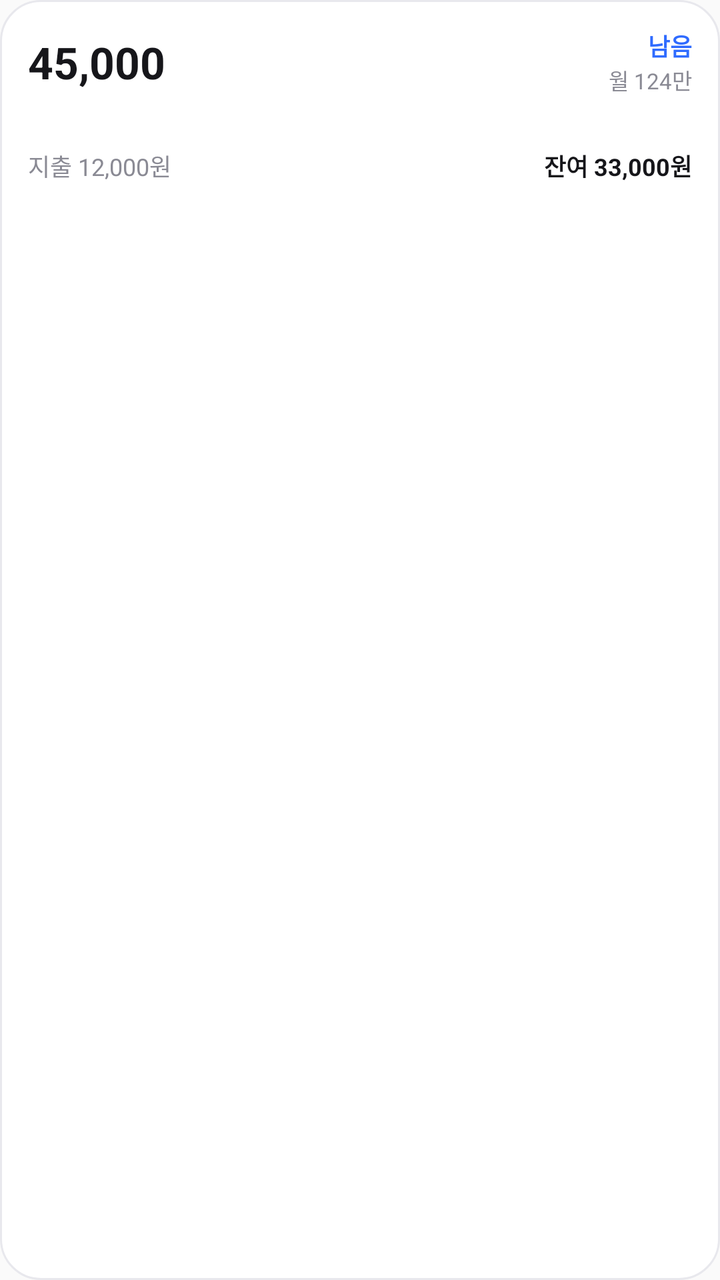
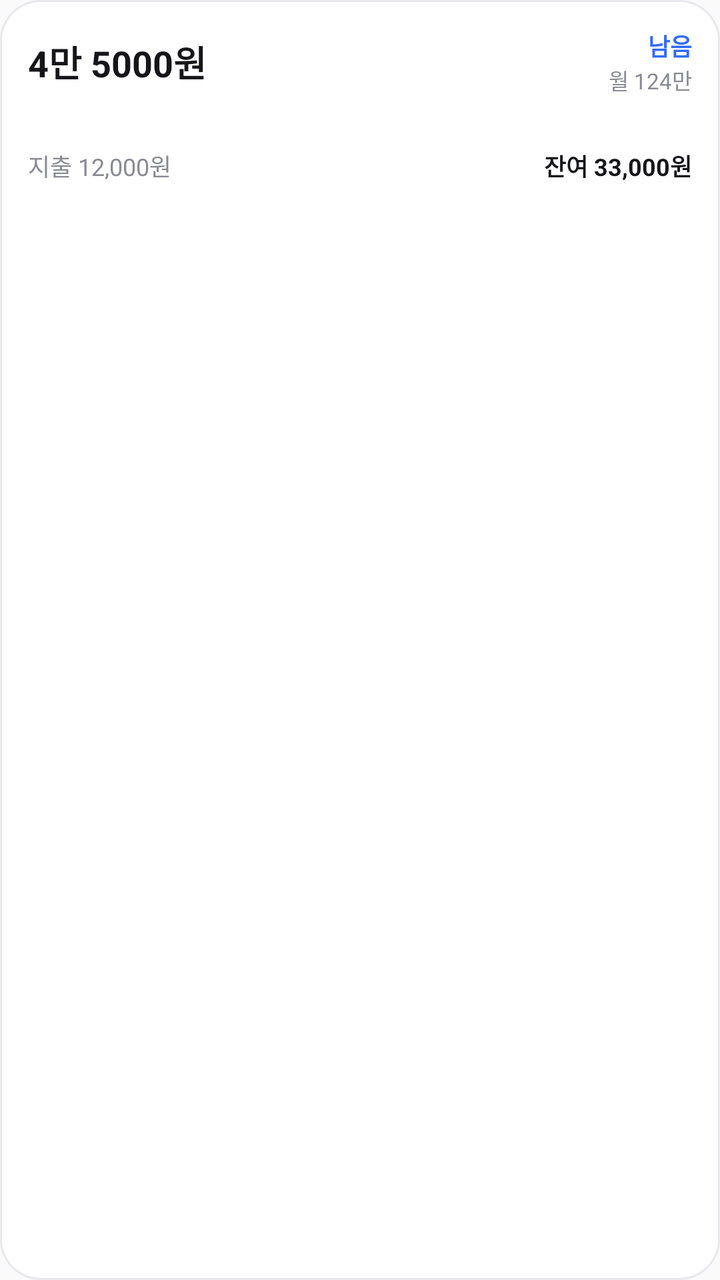

The first picture is an Android layout as it rendered before a commit; the second is the same layout after the commit. The layout source and the unified diff follow.
<!-- AndroidManifest.xml: application theme Theme.PushLedger -->
<!-- res/layout/widget_daily_budget.xml -->
<?xml version="1.0" encoding="utf-8"?>
<LinearLayout xmlns:android="http://schemas.android.com/apk/res/android"
    android:id="@+id/widget_root"
    android:layout_width="match_parent"
    android:layout_height="match_parent"
    android:orientation="vertical"
    android:background="@drawable/widget_background"
    android:padding="14dp">

    <LinearLayout
        android:layout_width="match_parent"
        android:layout_height="wrap_content"
        android:orientation="horizontal"
        android:gravity="center_vertical">

        <TextView
            android:id="@+id/widget_daily_amount"
            android:layout_width="0dp"
            android:layout_height="wrap_content"
            android:layout_weight="1"
            android:text="45,000"
            android:textColor="#16161A"
            android:textSize="22sp"
            android:textStyle="bold" />

        <LinearLayout
            android:layout_width="wrap_content"
            android:layout_height="wrap_content"
            android:orientation="vertical"
            android:gravity="end">

            <TextView
                android:id="@+id/widget_status_badge"
                android:layout_width="wrap_content"
                android:layout_height="wrap_content"
                android:text="남음"
                android:textColor="#2F6BFF"
                android:textSize="12sp"
                android:textStyle="bold" />

            <TextView
                android:id="@+id/widget_month_text"
                android:layout_width="wrap_content"
                android:layout_height="wrap_content"
                android:text="월 124만"
                android:textColor="#8A8A94"
                android:textSize="11sp" />
        </LinearLayout>
    </LinearLayout>

    
    <LinearLayout
        android:layout_width="wrap_content"
        android:layout_height="wrap_content"
        android:orientation="horizontal"
        android:layout_marginTop="9dp"
        android:layout_marginBottom="9dp">

        <View android:id="@+id/wd0" android:layout_width="8dp" android:layout_height="8dp" android:layout_marginEnd="2dp" />
        <View android:id="@+id/wd1" android:layout_width="8dp" android:layout_height="8dp" android:layout_marginEnd="2dp" />
        <View android:id="@+id/wd2" android:layout_width="8dp" android:layout_height="8dp" android:layout_marginEnd="2dp" />
        <View android:id="@+id/wd3" android:layout_width="8dp" android:layout_height="8dp" android:layout_marginEnd="2dp" />
        <View android:id="@+id/wd4" android:layout_width="8dp" android:layout_height="8dp" android:layout_marginEnd="2dp" />
        <View android:id="@+id/wd5" android:layout_width="8dp" android:layout_height="8dp" android:layout_marginEnd="2dp" />
        <View android:id="@+id/wd6" android:layout_width="8dp" android:layout_height="8dp" android:layout_marginEnd="2dp" />
        <View android:id="@+id/wd7" android:layout_width="8dp" android:layout_height="8dp" android:layout_marginEnd="2dp" />
        <View android:id="@+id/wd8" android:layout_width="8dp" android:layout_height="8dp" android:layout_marginEnd="2dp" />
        <View android:id="@+id/wd9" android:layout_width="8dp" android:layout_height="8dp" android:layout_marginEnd="2dp" />
        <View android:id="@+id/wd10" android:layout_width="8dp" android:layout_height="8dp" android:layout_marginEnd="2dp" />
        <View android:id="@+id/wd11" android:layout_width="8dp" android:layout_height="8dp" android:layout_marginEnd="2dp" />
        <View android:id="@+id/wd12" android:layout_width="8dp" android:layout_height="8dp" android:layout_marginEnd="2dp" />
        <View android:id="@+id/wd13" android:layout_width="8dp" android:layout_height="8dp" android:layout_marginEnd="2dp" />
        <View android:id="@+id/wd14" android:layout_width="8dp" android:layout_height="8dp" android:layout_marginEnd="2dp" />
        <View android:id="@+id/wd15" android:layout_width="8dp" android:layout_height="8dp" />
    </LinearLayout>

    <LinearLayout
        android:layout_width="match_parent"
        android:layout_height="wrap_content"
        android:orientation="horizontal"
        android:gravity="center_vertical">

        <TextView
            android:id="@+id/widget_spent_text"
            android:layout_width="0dp"
            android:layout_height="wrap_content"
            android:layout_weight="1"
            android:text="지출 12,000원"
            android:textColor="#8A8A94"
            android:textSize="12sp" />

        <TextView
            android:id="@+id/widget_remaining_text"
            android:layout_width="wrap_content"
            android:layout_height="wrap_content"
            android:text="잔여 33,000원"
            android:textColor="#16161A"
            android:textSize="12sp"
            android:textStyle="bold" />
    </LinearLayout>

</LinearLayout>
<!-- resources referenced by this layout -->
<resources>
  <!-- drawable widget_background (drawable) -->
  <?xml version="1.0" encoding="utf-8"?>
  <shape xmlns:android="http://schemas.android.com/apk/res/android"
      android:shape="rectangle">
      <solid android:color="#FFFFFF" />
      <corners android:radius="20dp" />
      <stroke android:width="1dp" android:color="#E8E8ED" />
  </shape>
  <style name="Theme.PushLedger" parent="android:Theme.Material.Light.NoActionBar" />
</resources>

<!-- the commit's change to res/layout/widget_daily_budget.xml (unified diff, before → after) -->
@@ -18,9 +18,11 @@
             android:layout_width="0dp"
             android:layout_height="wrap_content"
             android:layout_weight="1"
-            android:text="45,000"
+            android:text="4만 5000원"
             android:textColor="#16161A"
-            android:textSize="22sp"
+            android:maxLines="1"
+            android:ellipsize="end"
+            android:textSize="18sp"
             android:textStyle="bold" />
 
         <LinearLayout
